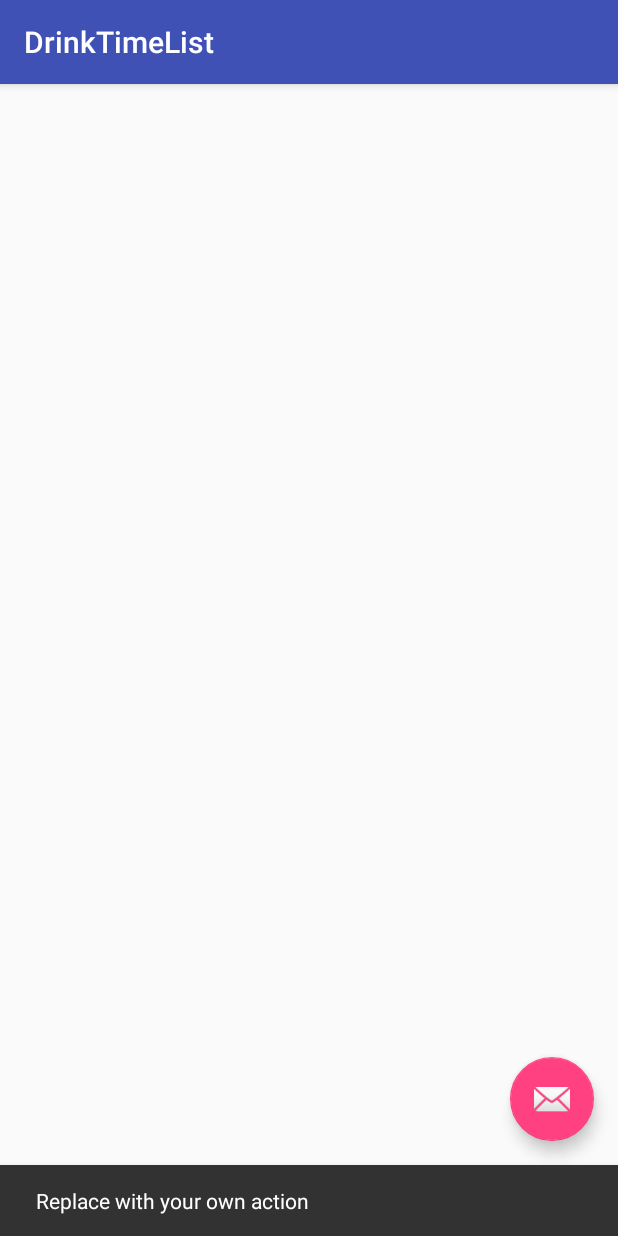
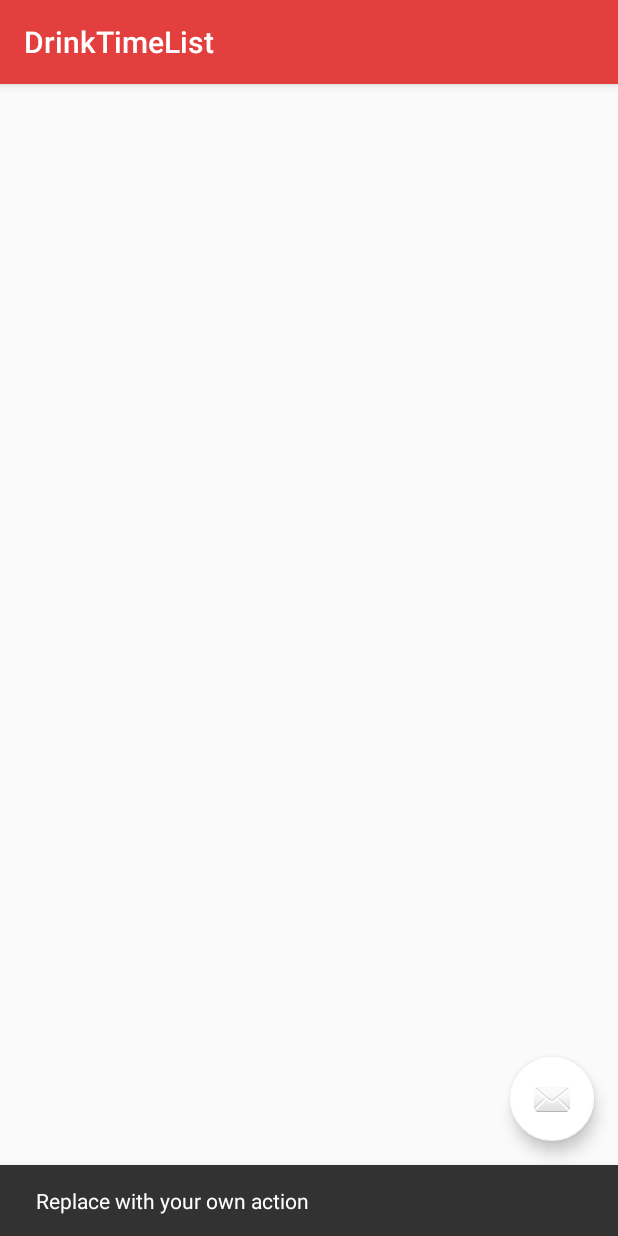
Before and after one commit to gyorgyszekely/uni-miskolc, an Android app: the DrinkTimeList screen opened directly, with no data from a screen before it, after a tap on an icon or button, on a phone screen of 412 x 824 dp. Run offline under Robolectric (Android 15) with nearby library versions, the phone set to English and light mode, and no system bars.

```diff
--- a/client/app/build.gradle
+++ b/client/app/build.gradle
@@ -26,4 +26,6 @@ dependencies {
     compile 'com.android.support:design:23.2.0'
     compile 'com.android.support:support-v4:23.2.0'
     compile 'com.google.android.gms:play-services-appindexing:8.1.0'
+    compile fileTree(dir: 'libs', include: ['*.jar'])
+    compile 'com.jakewharton:butterknife:7.0.1'
 }
--- a/client/app/src/main/res/values-v21/styles.xml
+++ b/client/app/src/main/res/values-v21/styles.xml
@@ -6,4 +6,26 @@
         <item name="android:windowDrawsSystemBarBackgrounds">true</item>
         <item name="android:statusBarColor">@android:color/transparent</item>
     </style>
+
+    <style name="AppTheme.Dark" parent="Theme.AppCompat.NoActionBar">
+        <item name="colorPrimary">@color/primary</item>
+        <item name="colorPrimaryDark">@color/primary_dark</item>
+        <item name="colorAccent">@color/accent</item>
+
+        <item name="android:windowBackground">@color/primary</item>
+
+        <item name="colorControlNormal">@color/iron</item>
+        <item name="colorControlActivated">@color/white</item>
+        <item name="colorControlHighlight">@color/white</item>
+        <item name="android:textColorHint">@color/iron</item>
+
+        <item name="colorButtonNormal">@color/primary_darker</item>
+        <item name="android:colorButtonNormal">@color/primary_darker</item>
+    </style>
+
+    <style name="AppTheme.Dark.Dialog" parent="Theme.AppCompat.Dialog">
+        <item name="colorAccent">@color/white</item>
+        <item name="android:textColorPrimary">@color/iron</item>
+        <item name="android:background">@color/primary</item>
+    </style>
 </resources>
--- a/client/app/src/main/res/values/colors.xml
+++ b/client/app/src/main/res/values/colors.xml
@@ -1,6 +1,16 @@
 <?xml version="1.0" encoding="utf-8"?>
 <resources>
-    <color name="colorPrimary">#3F51B5</color>
-    <color name="colorPrimaryDark">#303F9F</color>
-    <color name="colorAccent">#FF4081</color>
+    <color name="primary">#E43F3F</color>
+    <color name="primary_dark">#E12929</color>
+    <color name="primary_darker">#CC1D1D</color>
+    <color name="accent">#FFFFFF</color>
+    <color name="black">#000000</color>
+    <color name="jet">#222222</color>
+    <color name="oil">#333333</color>
+    <color name="monsoon">#777777</color>
+    <color name="jumbo">#888888</color>
+    <color name="aluminum">#999999</color>
+    <color name="base">#AAAAAA</color>
+    <color name="iron">#CCCCCC</color>
+    <color name="white">#FFFFFF</color>
 </resources>
--- a/client/app/src/main/res/values/strings.xml
+++ b/client/app/src/main/res/values/strings.xml
@@ -1,6 +1,6 @@
 <resources>
     <string name="app_name">Hydrominder</string>
-    <string name="action_settings">Settings</string>
+    <string name="action_settings">Beállítások</string>
     <string name="title_activity_settings">Settings</string>
 
     <!-- Strings related to Settings -->
--- a/client/app/src/main/res/values/styles.xml
+++ b/client/app/src/main/res/values/styles.xml
@@ -3,9 +3,9 @@
     <!-- Base application theme. -->
     <style name="AppTheme" parent="Theme.AppCompat.Light.DarkActionBar">
         <!-- Customize your theme here. -->
-        <item name="colorPrimary">@color/colorPrimary</item>
-        <item name="colorPrimaryDark">@color/colorPrimaryDark</item>
-        <item name="colorAccent">@color/colorAccent</item>
+        <item name="colorPrimary">@color/primary</item>
+        <item name="colorPrimaryDark">@color/primary_dark</item>
+        <item name="colorAccent">@color/accent</item>
     </style>
 
     <style name="AppTheme.NoActionBar">
@@ -17,4 +17,21 @@
 
     <style name="AppTheme.PopupOverlay" parent="ThemeOverlay.AppCompat.Light" />
 
+    <style name="AppTheme.Dark" parent="Theme.AppCompat.NoActionBar">
+        <item name="colorPrimary">@color/primary</item>
+        <item name="colorPrimaryDark">@color/primary_dark</item>
+        <item name="colorAccent">@color/accent</item>
+        <item name="android:windowBackground">@color/primary</item>
+        <item name="colorControlNormal">@color/iron</item>
+        <item name="colorControlActivated">@color/white</item>
+        <item name="colorControlHighlight">@color/white</item>
+        <item name="android:textColorHint">@color/iron</item>
+        <item name="colorButtonNormal">@color/primary_darker</item>
+    </style>
+
+    <style name="AppTheme.Dark.Dialog" parent="Theme.AppCompat.Dialog">
+        <item name="colorAccent">@color/white</item>
+        <item name="android:textColorPrimary">@color/iron</item>
+        <item name="android:background">@color/primary</item>
+    </style>
 </resources>
```
Also changed, not shown: client/app/src/main/AndroidManifest.xml (+9 -7 lines), client/app/src/main/res/mipmap-hdpi/ic_launcher.png, client/app/src/main/res/mipmap-mdpi/ic_launcher.png, client/app/src/main/res/mipmap-xhdpi/ic_launcher.png, client/app/src/main/res/mipmap-xxhdpi/ic_launcher.png, client/app/src/main/res/mipmap-xxxhdpi/ic_launcher.png.
